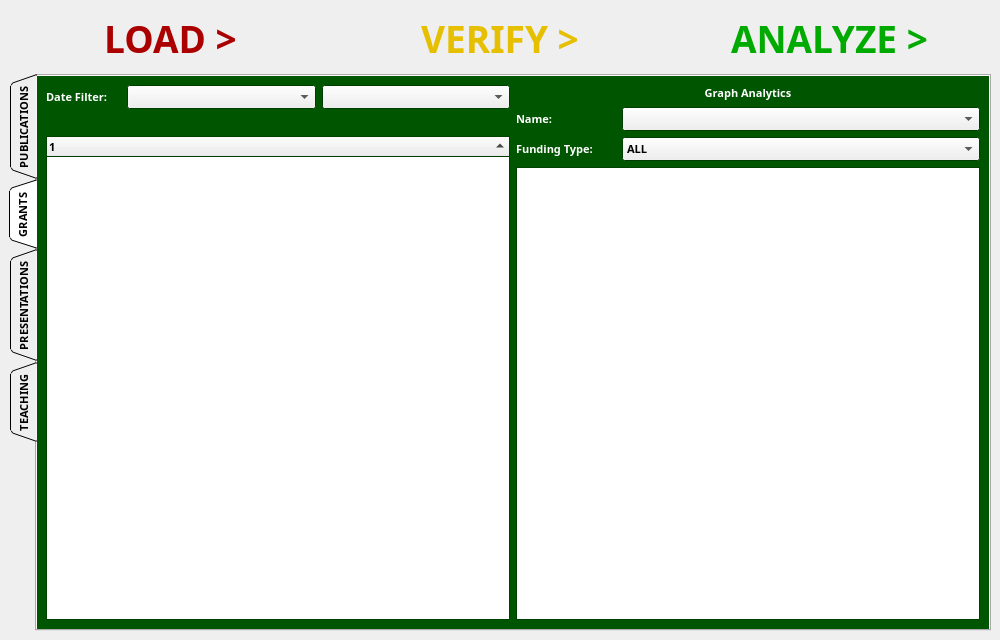
First picture: the form in Project Code/AppleProject/View/analyze_csv.ui, repository JRWu/DataAggregation, before the edit.
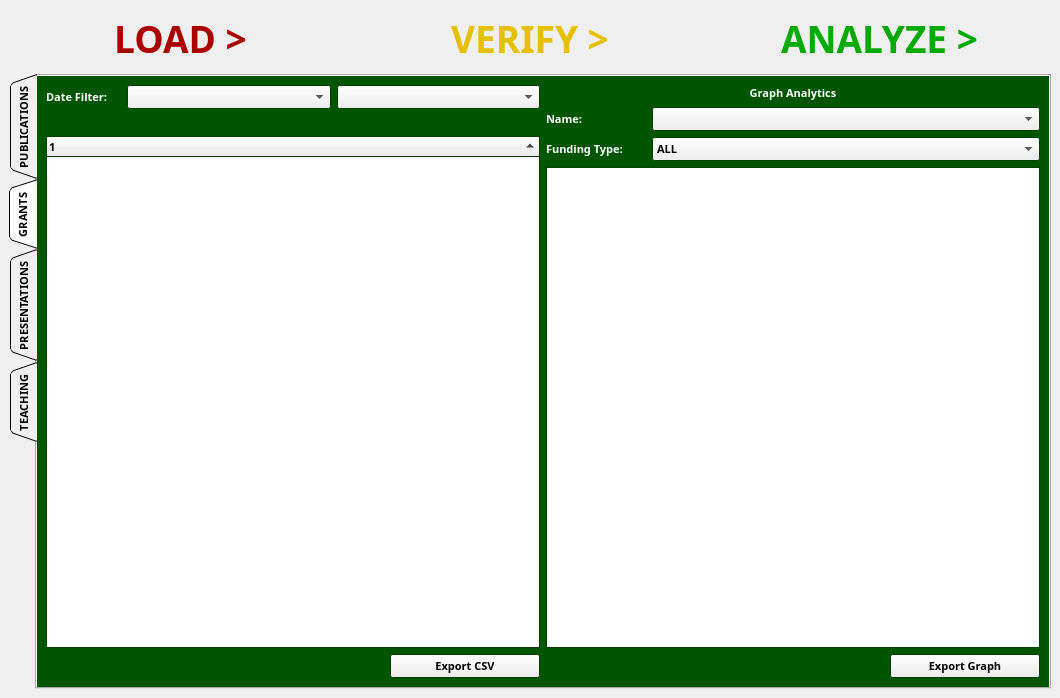
Second picture: the form after the edit. The open tabs and pages were chosen to show the change.

Commit message: VS Added export buttons. Exporting graphs should now work

The edit to the form file:
```diff
--- a/Project Code/AppleProject/View/analyze_csv.ui
+++ b/Project Code/AppleProject/View/analyze_csv.ui
@@ -6,8 +6,8 @@
    <rect>
     <x>0</x>
     <y>0</y>
-    <width>1000</width>
-    <height>640</height>
+    <width>1060</width>
+    <height>698</height>
    </rect>
   </property>
   <property name="minimumSize">
@@ -670,7 +670,43 @@
           </item>
          </layout>
         </item>
-        <item row="0" column="1">
+        <item row="1" column="0">
+         <layout class="QHBoxLayout" name="horizontalLayout_12">
+          <item>
+           <spacer name="horizontalSpacer_2">
+            <property name="orientation">
+             <enum>Qt::Horizontal</enum>
+            </property>
+            <property name="sizeHint" stdset="0">
+             <size>
+              <width>40</width>
+              <height>20</height>
+             </size>
+            </property>
+           </spacer>
+          </item>
+          <item>
+           <widget class="QPushButton" name="btnExportCSVGrant">
+            <property name="sizePolicy">
+             <sizepolicy hsizetype="Fixed" vsizetype="Fixed">
+              <horstretch>0</horstretch>
+              <verstretch>0</verstretch>
+             </sizepolicy>
+            </property>
+            <property name="minimumSize">
+             <size>
+              <width>150</width>
+              <height>0</height>
+             </size>
+            </property>
+            <property name="text">
+             <string>Export CSV</string>
+            </property>
+           </widget>
+          </item>
+         </layout>
+        </item>
+        <item row="0" column="1" rowspan="2">
          <layout class="QVBoxLayout" name="verticalLayout_12">
           <item>
            <widget class="QLabel" name="graph_lbl_grnt">
@@ -853,6 +889,42 @@
             </property>
            </widget>
           </item>
+          <item>
+           <layout class="QHBoxLayout" name="horizontalLayout_24">
+            <item>
+             <spacer name="horizontalSpacer_7">
+              <property name="orientation">
+               <enum>Qt::Horizontal</enum>
+              </property>
+              <property name="sizeHint" stdset="0">
+               <size>
+                <width>40</width>
+                <height>20</height>
+               </size>
+              </property>
+             </spacer>
+            </item>
+            <item>
+             <widget class="QPushButton" name="btnExportGraphGrant">
+              <property name="sizePolicy">
+               <sizepolicy hsizetype="Fixed" vsizetype="Fixed">
+                <horstretch>0</horstretch>
+                <verstretch>0</verstretch>
+               </sizepolicy>
+              </property>
+              <property name="minimumSize">
+               <size>
+                <width>150</width>
+                <height>0</height>
+               </size>
+              </property>
+              <property name="text">
+               <string>Export Graph</string>
+              </property>
+             </widget>
+            </item>
+           </layout>
+          </item>
          </layout>
         </item>
        </layout>
```
Left out of the diff: 540 changed lines with no effect on the pictures. The commit also changes 8 other files.
